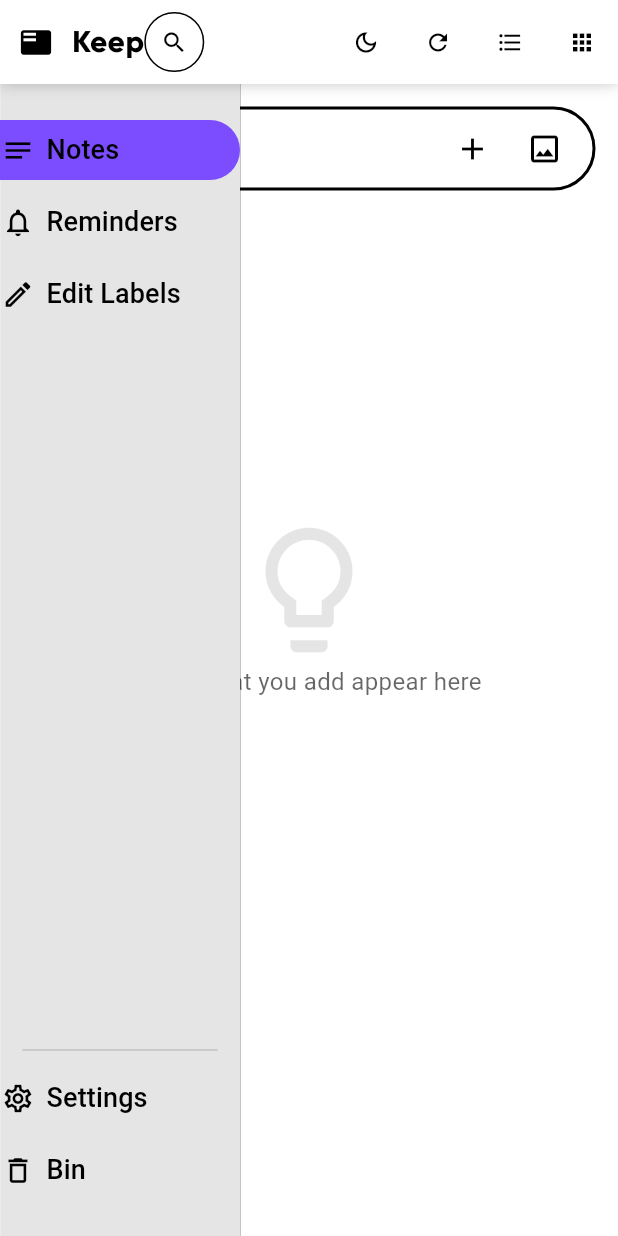
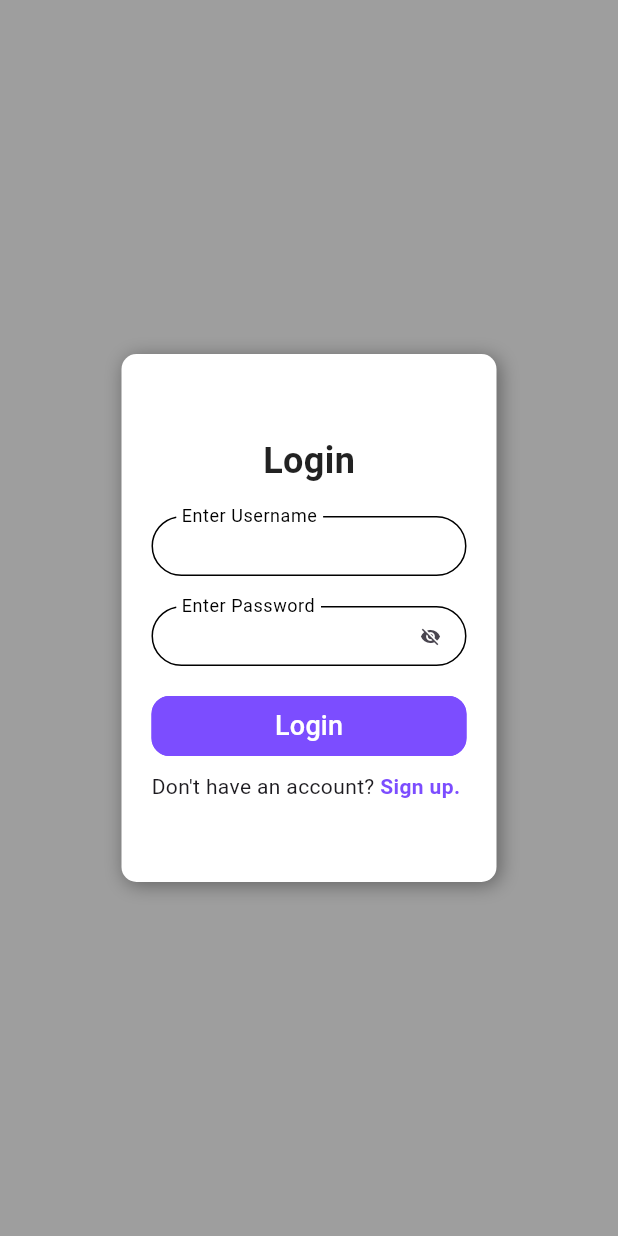
Before and after one commit to AnshulSojitra/FlutterToDoApp, a Flutter app: the screen it shows after launch, on a phone screen of 412 x 824 dp. Run offline on Flutter 3.47's test engine with Material 3 defaults, Android fonts, the phone set to English and light mode, and no system bars; our stand-ins replace firebase_auth, firebase_core, flutter_typeahead; accounts and stored records are empty; Roboto replaces fonts that are missing (RobotoFont).

Commit message:
7-july-2025

```diff
--- a/lib/component/ThButton.dart
+++ b/lib/component/ThButton.dart
@@ -8,6 +8,7 @@ class ThButton extends StatefulWidget {
   final bool onpage;
   final VoidCallback? onPress;
   final double? width;
+  final double? height;
   const ThButton({
     super.key,
     this.text = 'ok',
@@ -16,6 +17,7 @@ class ThButton extends StatefulWidget {
     this.onpage = false,
     this.onPress,
     this.width,
+    this.height,
   });
 
   @override
@@ -134,7 +136,10 @@ class _ThButtonState extends State<ThButton> {
     }
 
     // Default button variant
-    return ElevatedButton(
+    return SizedBox(
+      width: widget.width,
+      height: widget.height,
+      child: ElevatedButton(
         onPressed: widget.onPress,
         style: ElevatedButton.styleFrom(
           elevation: 0,
@@ -176,6 +181,7 @@ class _ThButtonState extends State<ThButton> {
             ),
           ],
         ),
+      ),
     );
   }
 }
--- a/lib/main.dart
+++ b/lib/main.dart
@@ -1,10 +1,13 @@
+import 'package:firebase_auth/firebase_auth.dart';
 import "package:flutter/material.dart";
 import 'package:untitled1/pages/Home.dart';
+import 'package:untitled1/pages/Login.dart';
+import 'package:firebase_core/firebase_core.dart';
+import 'firebase_options.dart';
 
-
-
-
-void main() {
+void main() async{
+  WidgetsFlutterBinding.ensureInitialized();
+  await Firebase.initializeApp(options: DefaultFirebaseOptions.currentPlatform);
   runApp(const MyApp());
 }
 
@@ -18,7 +21,18 @@ class MyApp extends StatelessWidget {
     return MaterialApp(
         debugShowCheckedModeBanner: false,
 
-        home: Home(),
+        home: StreamBuilder(
+            stream: FirebaseAuth.instance.authStateChanges(),
+            builder:(context,snapshot) {
+              if(snapshot.connectionState==ConnectionState.waiting){
+                return Text('Loading...');
+              }
+              if(snapshot.data!=null){
+                return Home();
+              }
+              return Login();
+            }
+        ),
     );
   }
 }
--- a/lib/pages/Home.dart
+++ b/lib/pages/Home.dart
@@ -343,7 +343,6 @@ class _HomeState extends State<Home> {
             // Main Content (Row without sidebar)
             GestureDetector(
               onTap:(){
-
                 opensidebar=false;
                 setState(() {});
               },
@@ -362,6 +361,8 @@ class _HomeState extends State<Home> {
                                   child: Column(
                                     crossAxisAlignment: CrossAxisAlignment.center,
                                     children: [
+
+                                      SizedBox(height: 10),
                                       ThIconBox(
                                         focusNode: notefocusNode,
                                         onTap:(){opensidebar=false;setState(() {});},
@@ -375,6 +376,7 @@ class _HomeState extends State<Home> {
                                           child: Row(
                                             mainAxisAlignment: MainAxisAlignment.end,
                                             children: [
+
                                               IconButton(
                                                 icon: Icon(
                                                   Icons.add,
@@ -769,6 +771,7 @@ class _HomeState extends State<Home> {
                                   child: Column(
                                     crossAxisAlignment: CrossAxisAlignment.center,
                                     children: [
+                                      SizedBox(height: 10,),
                                       ThIconBox(
                                         focusNode: notefocusNode,
                                         onSubmitted: (value){addnote();},
--- /dev/null
+++ b/lib/pages/Login.dart
@@ -0,0 +1,199 @@
+import 'package:firebase_auth/firebase_auth.dart';
+import 'package:flutter/material.dart';
+import 'package:untitled1/component/ThButton.dart';
+import 'package:untitled1/component/ThTextbox.dart';
+import 'package:untitled1/pages/Home.dart';
+
+import 'NoteStore.dart';
+
+class Login extends StatefulWidget {
+  const Login({super.key});
+
+  @override
+  State<Login> createState() => _LoginState();
+}
+
+class _LoginState extends State<Login> {
+  final TextEditingController usernamecontroller=TextEditingController();
+  final TextEditingController passwordcontroller=TextEditingController();
+  final TextEditingController loginusernamecontroller=TextEditingController();
+  final TextEditingController loginpasswordcontroller=TextEditingController();
+  bool isLogin = true;
+
+  @override
+  void initState() {
+    super.initState();
+    NoteStore.username = usernamecontroller.text;
+  }
+
+  Future<void> createUser() async {
+    final userCredential = FirebaseAuth.instance.createUserWithEmailAndPassword(
+        email: usernamecontroller.text.trim(),
+        password: passwordcontroller.text.trim()
+    );
+    print(userCredential);
+  }
+
+  Future<void> loginUser() async {
+    final userCredential = FirebaseAuth.instance.signInWithEmailAndPassword(
+        email: loginusernamecontroller.text.trim(),
+        password: loginpasswordcontroller.text.trim()
+    );
+    print(userCredential);
+  }
+  @override
+  Widget build(BuildContext context) {
+    return Scaffold(
+      backgroundColor: Colors.grey,
+      body: Center(
+        child: Container(
+          decoration: BoxDecoration(
+            color: Colors.white,
+            boxShadow: [
+              BoxShadow(
+                color: Colors.black38,
+                offset: Offset(2, 2),
+                blurRadius: 10,
+              ),
+            ],
+            borderRadius: BorderRadius.circular(10),
+          ),
+          constraints: BoxConstraints(
+            minWidth: 250,
+            minHeight: 352
+          ),
+          width: 0,
+          height: 0,
+          child:isLogin? Padding(
+            padding: const EdgeInsets.all(20.0),
+            child: Column(
+              mainAxisAlignment: MainAxisAlignment.center,
+              crossAxisAlignment: CrossAxisAlignment.center,
+              children: [
+                Text('Login',
+                  style: TextStyle(
+                    fontSize: 24,
+                    fontWeight: FontWeight.bold,
+                    color: Colors.black87,
+                  ),
+                ),
+                SizedBox(height: 20),
+                ThTextbox(
+                  variant: 'text',
+                  text: 'Enter Username',
+                  controller: loginusernamecontroller,
+                ),
+                SizedBox(height: 20),
+                ThTextbox(
+                  variant: 'password',
+                  text: 'Enter Password',
+                  controller: loginpasswordcontroller,
+                ),
+                SizedBox(height: 20),
+                ThButton(
+                  text: 'Login',
+                  variant: 'primary',
+                  width: 400,
+                  height: 40,
+                  onPress: ()async{
+                    await loginUser();
+                    await Navigator.push(
+                      context,
+                      MaterialPageRoute(builder: (context) => Home()),
+                    );
+                  },
+                ),
+                SizedBox(height: 10),
+                Row(
+                  children: [
+                    Text("Don't have an account?"),
+                    GestureDetector(
+                      onTap: (){
+                        isLogin=false;
+                        setState(() {});
+                      },
+                      child: Text(' Sign up.',
+                        style: TextStyle(
+                          color: Colors.deepPurpleAccent,
+                          fontWeight: FontWeight.bold,
+                      )
+                      ),
+                    )
+                  ],
+                )
+              ],
+            ),
+          ):
+
+              // Sign Up Form
+
+          Padding(
+            padding: const EdgeInsets.all(20.0),
+            child: Column(
+              mainAxisAlignment: MainAxisAlignment.center,
+              crossAxisAlignment: CrossAxisAlignment.center,
+              children: [
+                Text('Sign Up',
+                  style: TextStyle(
+                    fontSize: 24,
+                    fontWeight: FontWeight.bold,
+                    color: Colors.black87,
+                  ),
+                ),
+                SizedBox(height: 20),
+                ThTextbox(
+                  variant: 'text',
+                  text: 'Create Username',
+                  controller: usernamecontroller,
+                ),
+                SizedBox(height: 20),
+                ThTextbox(
+                  variant: 'password',
+                  text: 'Create Password',
+                  controller: passwordcontroller,
+                ),
+                SizedBox(height: 20),
+                ThTextbox(
+                  variant: 'password',
+                  text: 'Confirm Password',
+                ),
+                SizedBox(height: 20),
+                ThButton(
+                  text: 'Create Account',
+                  variant: 'primary',
+                  width: 400,
+                  height: 40,
+                  onPress: ()async {
+                    await createUser();
+                    await Navigator.push(
+                      context,
+                      MaterialPageRoute(builder: (context) => Home()),
+                    );
+                  },
+                ),
+                SizedBox(height: 10),
+                Row(
+                  children: [
+                    Text("Already have an account?"),
+                    GestureDetector(
+                      onTap: (){
+                        isLogin=true;
+                        setState(() {});
+                      },
+                      child: Text(' Login.',
+                          style: TextStyle(
+                            color: Colors.deepPurpleAccent,
+                            fontWeight: FontWeight.bold,
+                          )
+                      ),
+                    )
+                  ],
+                )
+              ],
+            ),
+          ),
+        ),
+      ),
+    );
+  }
+}
--- a/lib/pages/NoteStore.dart
+++ b/lib/pages/NoteStore.dart
@@ -4,8 +4,8 @@ import 'package:flutter/cupertino.dart';
 class NoteStore {
   static List<String> items = [];
   static List<String> deletedItems = [];
-  // static List<String> filteredItems = [];
   static List<int> filteredIndex = [];
   static List<Map<String, dynamic>> labels=[];
   static bool isDarkMode = false;
+  static String username = '';
 }
```
Also changed, not shown: lib/component/ThDropDown.dart (+2 -66 lines), pubspec.yaml (+8 -4 lines), lib/firebase_options.dart (added), pubspec.lock, 5 other files. Lines whose indentation alone changed are shown as unchanged.
